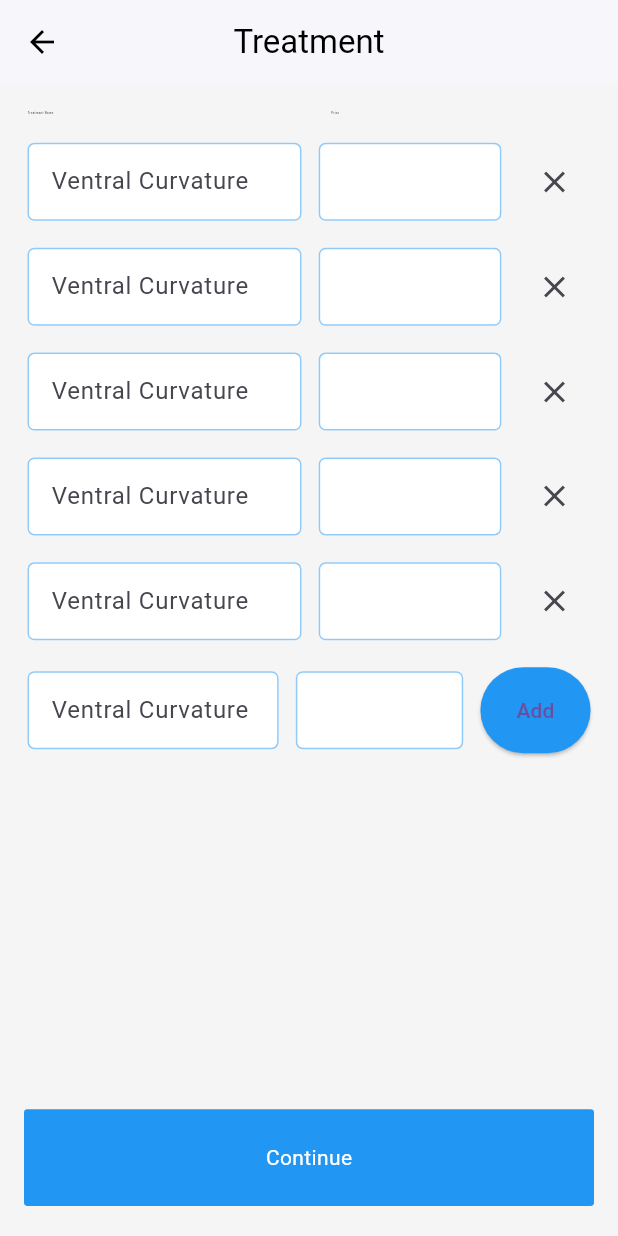
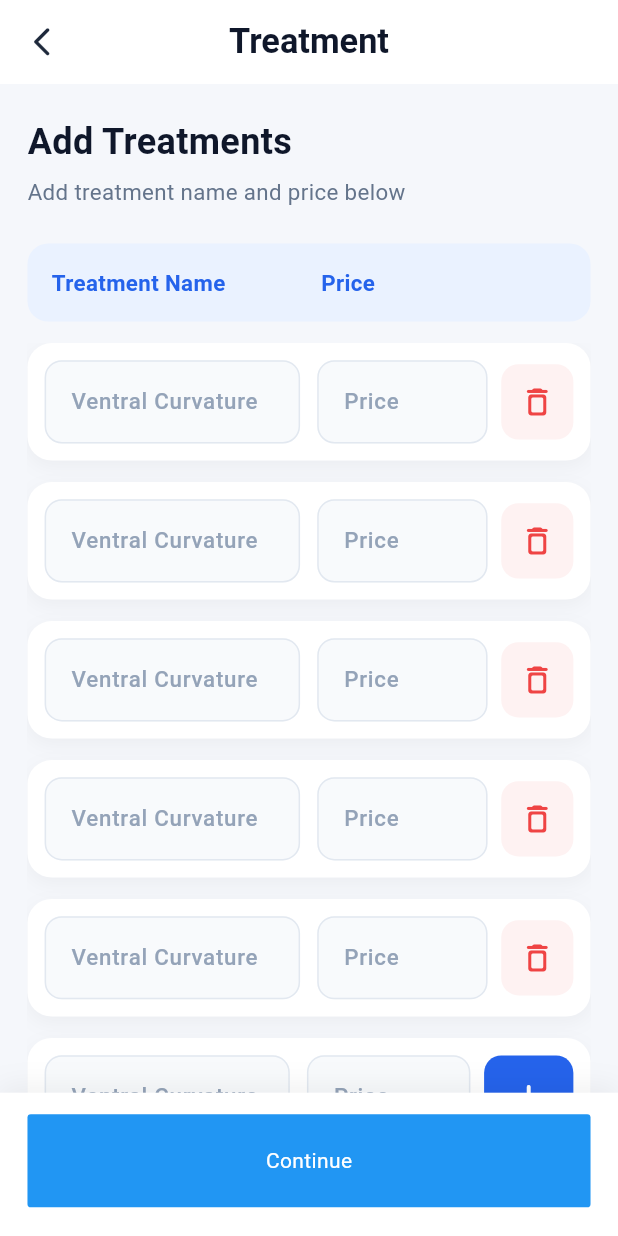
Before and after one commit to sagorsanto49/Thera-track-UIi, a Flutter app: the TreatmentScreen screen opened directly, on a phone screen of 412 x 824 dp. Run offline on Flutter 3.47's test engine with Material 3 defaults, Android fonts, the phone set to English and light mode, and no system bars; our stand-ins replace flutter_screenutil, get, pinput.

Commit message:
Ui Change

```diff
--- a/lib/feature/signin/presentation/page/treatment.dart
+++ b/lib/feature/signin/presentation/page/treatment.dart
@@ -13,132 +13,164 @@ class TreatmentScreen extends StatelessWidget {
   @override
   Widget build(BuildContext context) {
     return Scaffold(
-      backgroundColor: Colors.grey.shade100,
+      backgroundColor: const Color(0xffF5F7FB),
+
+      // ================= APP BAR =================
       appBar: AppBar(
         backgroundColor: Colors.white,
-        elevation: 1,
+        elevation: 0,
         centerTitle: true,
-        leading: Icon(
-          Icons.arrow_back,
-          color: Colors.black,
+
+        leading: IconButton(
+          onPressed: () => Get.back(),
+          icon: Icon(
+            Icons.arrow_back_ios_new_rounded,
+            size: 20.sp,
+            color: const Color(0xff1E293B),
           ),
+        ),
+
         title: Text(
           "Treatment",
           style: TextStyle(
-            color: Colors.black,
+            fontSize: 20.sp,
+            fontWeight: FontWeight.w700,
+            color: const Color(0xff0F172A),
           ),
         ),
       ),
+
+      // ================= BODY =================
       body: Padding(
-        padding: EdgeInsets.all(16.r),
+        padding: EdgeInsets.fromLTRB(16.w, 18.h, 16.w, 0),
         child: Column(
+          crossAxisAlignment: CrossAxisAlignment.start,
           children: [
-            Row(
+
+            // ================= TITLE =================
+            Text(
+              "Add Treatments",
+              style: TextStyle(
+                fontSize: 21.sp,
+                fontWeight: FontWeight.w700,
+                color: const Color(0xff0F172A),
+              ),
+            ),
+
+            SizedBox(height: 5.h),
+
+            Text(
+              "Add treatment name and price below",
+              style: TextStyle(
+                fontSize: 13.sp,
+                color: const Color(0xff64748B),
+              ),
+            ),
+
+            SizedBox(height: 20.h),
+
+            // ================= TABLE HEADER =================
+            Container(
+              padding: EdgeInsets.symmetric(
+                horizontal: 14.w,
+                vertical: 13.h,
+              ),
+              decoration: BoxDecoration(
+                color: const Color(0xffEAF2FF),
+                borderRadius: BorderRadius.circular(12.r),
+              ),
+              child: Row(
                 children: [
+
                   Expanded(
                     flex: 3,
                     child: Text(
                       "Treatment Name",
                       style: TextStyle(
-                      fontSize: 1.6.sp,
-                      fontWeight: FontWeight.w500,
+                        fontSize: 13.sp,
+                        fontWeight: FontWeight.w700,
+                        color: const Color(0xff2563EB),
                       ),
                     ),
                   ),
+
                   SizedBox(width: 10.w),
+
                   Expanded(
                     flex: 2,
                     child: Text(
                       "Price",
                       style: TextStyle(
-                      fontSize: 1.6.sp,
-                      fontWeight: FontWeight.w500,
+                        fontSize: 13.sp,
+                        fontWeight: FontWeight.w700,
+                        color: const Color(0xff2563EB),
                       ),
                     ),
                   ),
-                SizedBox(width: 40.w),
+
+                  SizedBox(width: 45.w),
                 ],
               ),
-            SizedBox(height: 15.h),
+            ),
+
+            SizedBox(height: 12.h),
+
+            // ================= TREATMENT LIST =================
             Expanded(
               child: Obx(
                 () => ListView.builder(
+                  physics: const BouncingScrollPhysics(),
                   itemCount: controller.treatmentList.length + 1,
                   itemBuilder: (context, index) {
-                    final isLast = index == controller.treatmentList.length;
-                    return Padding(
-                      padding: EdgeInsets.only(bottom: 15.h),
+
+                    final isLast =
+                        index == controller.treatmentList.length;
+
+                    return Container(
+                      margin: EdgeInsets.only(bottom: 12.h),
+                      padding: EdgeInsets.all(10.r),
+
+                      decoration: BoxDecoration(
+                        color: Colors.white,
+                        borderRadius: BorderRadius.circular(14.r),
+
+                        boxShadow: [
+                          BoxShadow(
+                            color: Colors.black.withOpacity(0.04),
+                            blurRadius: 10,
+                            offset: const Offset(0, 4),
+                          ),
+                        ],
+                      ),
+
                       child: Row(
                         children: [
+
+                          // ================= NAME =================
                           Expanded(
                             flex: 3,
-                            child: TextField(
-                              decoration: InputDecoration(
+                            child: _buildTextField(
                               hintText: "Ventral Curvature",
-                                contentPadding: EdgeInsets.symmetric(
-                                  horizontal: 12,
-                                  vertical: 14,
-                                ),
-                                enabledBorder: OutlineInputBorder(
-                                  borderRadius: BorderRadius.circular(4.r),
-                                  borderSide: BorderSide(
-                                    color: Colors.blue.shade200,
                             ),
                           ),
-                                focusedBorder: OutlineInputBorder(
-                                  borderRadius: BorderRadius.circular(4.r),
-                                  borderSide: BorderSide(
-                                    color: Colors.blue,
+
+                          SizedBox(width: 10.w),
+
+                          // ================= PRICE =================
+                          Expanded(
+                            flex: 2,
+                            child: _buildTextField(
+                              hintText: "Price",
+                              keyboardType: TextInputType.number,
                             ),
                           ),
-                                filled: true,
-                                fillColor: Colors.white,
-                              ),
-                            ),
-                          ),
-                          SizedBox(width: 10.w),
-                          Expanded(
-                            flex: 2,
-                            child: TextField(
-                              keyboardType: TextInputType.number,
-                              decoration: InputDecoration(
-                                contentPadding: EdgeInsets.symmetric(
-                                  horizontal: 12,
-                                  vertical: 14,
-                                ),
-                                enabledBorder: OutlineInputBorder(
-                                  borderRadius: BorderRadius.circular(4.r),
-                                  borderSide: BorderSide(
-                                    color: Colors.blue.shade200,
-                                  ),
-                                ),
-                                focusedBorder: OutlineInputBorder(
-                                  borderRadius: BorderRadius.circular(4.r),
-                                  borderSide: BorderSide(
-                                    color: Colors.blue,
-                                  ),
-                                ),
-                                filled: true,
-                                fillColor: Colors.white,
-                              ),
-                            ),
-                          ),
-                          SizedBox(width: 10.w),
+
+                          SizedBox(width: 8.w),
+
+                          // ================= ADD / DELETE =================
                           isLast
-                              ? SizedBox(
-                                  height: 48.h,
-                                  child: ElevatedButton(
-                                    onPressed: controller.addTreatmentRow,
-                                    style: ElevatedButton.styleFrom(
-                                      backgroundColor: Colors.blue,
-                                    ),
-                                    child: Text("Add"),
-                                  ),
-                                )
-                              : IconButton(
-                                  onPressed: () => controller.removeTreatmentRow(index),
-                                  icon: Icon(Icons.close),
-                                ),
+                              ? _buildAddButton()
+                              : _buildDeleteButton(index),
                         ],
                       ),
                     );
@@ -149,11 +181,155 @@ class TreatmentScreen extends StatelessWidget {
           ],
         ),
       ),
-      bottomNavigationBar: Padding(
-        padding: EdgeInsets.fromLTRB(16, 10, 16, 20),
+
+      // ================= CONTINUE BUTTON =================
+      bottomNavigationBar: SafeArea(
+        child: Container(
+          padding: EdgeInsets.fromLTRB(
+            16.w,
+            12.h,
+            16.w,
+            16.h,
+          ),
+          decoration: BoxDecoration(
+            color: Colors.white,
+            boxShadow: [
+              BoxShadow(
+                color: Colors.black.withOpacity(0.06),
+                blurRadius: 15,
+                offset: const Offset(0, -4),
+              ),
+            ],
+          ),
+          child: SizedBox(
+            height: 52.h,
             child: Primarybutten(
               title: "Continue",
-          onpress: () => Get.to(() => AdvanceSettingsPage()),
+              onpress: () {
+                Get.to(
+                  () => AdvanceSettingsPage(),
+                  transition: Transition.rightToLeft,
+                );
+              },
+            ),
+          ),
+        ),
+      ),
+    );
+  }
+
+  // ============================================================
+  // TEXT FIELD
+  // ============================================================
+
+  Widget _buildTextField({
+    required String hintText,
+    TextInputType? keyboardType,
+  }) {
+    return TextField(
+      keyboardType: keyboardType,
+
+      style: TextStyle(
+        fontSize: 13.sp,
+        fontWeight: FontWeight.w500,
+        color: const Color(0xff1E293B),
+      ),
+
+      decoration: InputDecoration(
+        hintText: hintText,
+
+        hintStyle: TextStyle(
+          fontSize: 13.sp,
+          color: const Color(0xff94A3B8),
+        ),
+
+        filled: true,
+        fillColor: const Color(0xffF8FAFC),
+
+        contentPadding: EdgeInsets.symmetric(
+          horizontal: 12.w,
+          vertical: 14.h,
+        ),
+
+        enabledBorder: OutlineInputBorder(
+          borderRadius: BorderRadius.circular(10.r),
+          borderSide: const BorderSide(
+            color: Color(0xffE2E8F0),
+          ),
+        ),
+
+        focusedBorder: OutlineInputBorder(
+          borderRadius: BorderRadius.circular(10.r),
+          borderSide: BorderSide(
+            color: const Color(0xff2563EB),
+            width: 1.5,
+          ),
+        ),
+
+        border: OutlineInputBorder(
+          borderRadius: BorderRadius.circular(10.r),
+        ),
+      ),
+    );
+  }
+
+  // ============================================================
+  // ADD BUTTON
+  // ============================================================
+
+  Widget _buildAddButton() {
+    return SizedBox(
+      height: 46.h,
+      width: 52.w,
+      child: ElevatedButton(
+        onPressed: controller.addTreatmentRow,
+
+        style: ElevatedButton.styleFrom(
+          backgroundColor: const Color(0xff2563EB),
+          foregroundColor: Colors.white,
+
+          elevation: 0,
+
+          padding: EdgeInsets.zero,
+
+          shape: RoundedRectangleBorder(
+            borderRadius: BorderRadius.circular(10.r),
+          ),
+        ),
+
+        child: Icon(
+          Icons.add_rounded,
+          size: 25.sp,
+        ),
+      ),
+    );
+  }
+
+  // ============================================================
+  // DELETE BUTTON
+  // ============================================================
+
+  Widget _buildDeleteButton(int index) {
+    return Container(
+      height: 42.h,
+      width: 42.w,
+
+      decoration: BoxDecoration(
+        color: const Color(0xffFEF2F2),
+        borderRadius: BorderRadius.circular(10.r),
+      ),
+
+      child: IconButton(
+        onPressed: () {
+          controller.removeTreatmentRow(index);
+        },
+
+        padding: EdgeInsets.zero,
+
+        icon: Icon(
+          Icons.delete_outline_rounded,
+          color: const Color(0xffEF4444),
+          size: 21.sp,
         ),
       ),
     );
```
Lines whose indentation alone changed are shown as unchanged.
